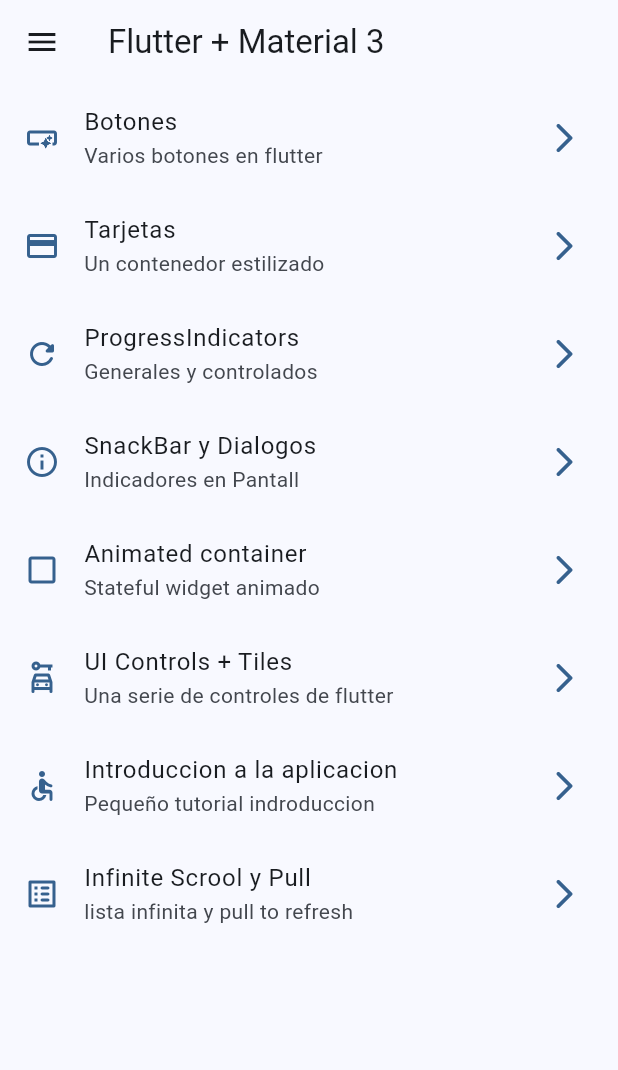
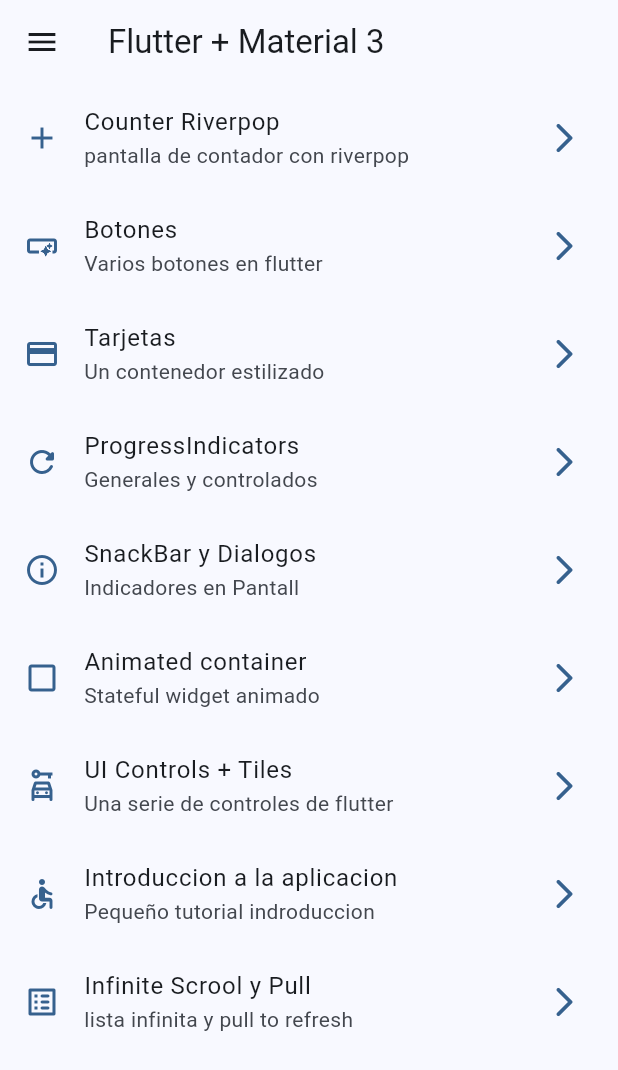
Before and after one commit to DaoCastro/widgets_app, a Flutter app: the screen it shows after launch, on a phone screen of 412 x 824 dp. Shown: the top 1070 px of the screen. Run offline on Flutter 3.47's test engine with Material 3 defaults, Android fonts, the phone set to English and light mode, and no system bars; our stand-ins replace animate_do, go_router.

Commit message:
creation screen counter riverpop

```diff
--- a/lib/config/menu/menu_items.dart
+++ b/lib/config/menu/menu_items.dart
@@ -15,6 +15,11 @@ class MenuItems {
 }
 
 const appMenuItem = <MenuItems>[
+  MenuItems(
+      title: 'Counter Riverpop',
+      subTitle: 'pantalla de contador con riverpop',
+      link: '/counter',
+      icon: Icons.add),
   MenuItems(
       title: 'Botones',
       subTitle: 'Varios botones en flutter',
--- a/lib/config/router/app_router.dart
+++ b/lib/config/router/app_router.dart
@@ -46,5 +46,10 @@ final appRouter = GoRouter(initialLocation: '/', routes: [
     path: '/infinite',
     name: InfiniteScrollScreen.name,
     builder: (context, state) => const InfiniteScrollScreen(),
+  ),
+  GoRoute(
+    path: '/counter',
+    name: CounterScreen.name,
+    builder: (context, state) => const CounterScreen(),
   )
 ]);
--- a/lib/presentation/screens/screens.dart
+++ b/lib/presentation/screens/screens.dart
@@ -7,3 +7,4 @@ export 'package:widgets_app/presentation/screens/ui_controls/ui_controls_screen.
 export 'package:widgets_app/presentation/screens/buttons/buttons_screen.dart';
 export 'package:widgets_app/presentation/screens/cards/cards_screen.dart';
 export 'package:widgets_app/presentation/screens/home/home_screen.dart';
+export 'package:widgets_app/presentation/screens/counter/counter_screen.dart';
```
Also changed, not shown: lib/presentation/screens/counter/counter_screen.dart (added, +34 -0 lines).
